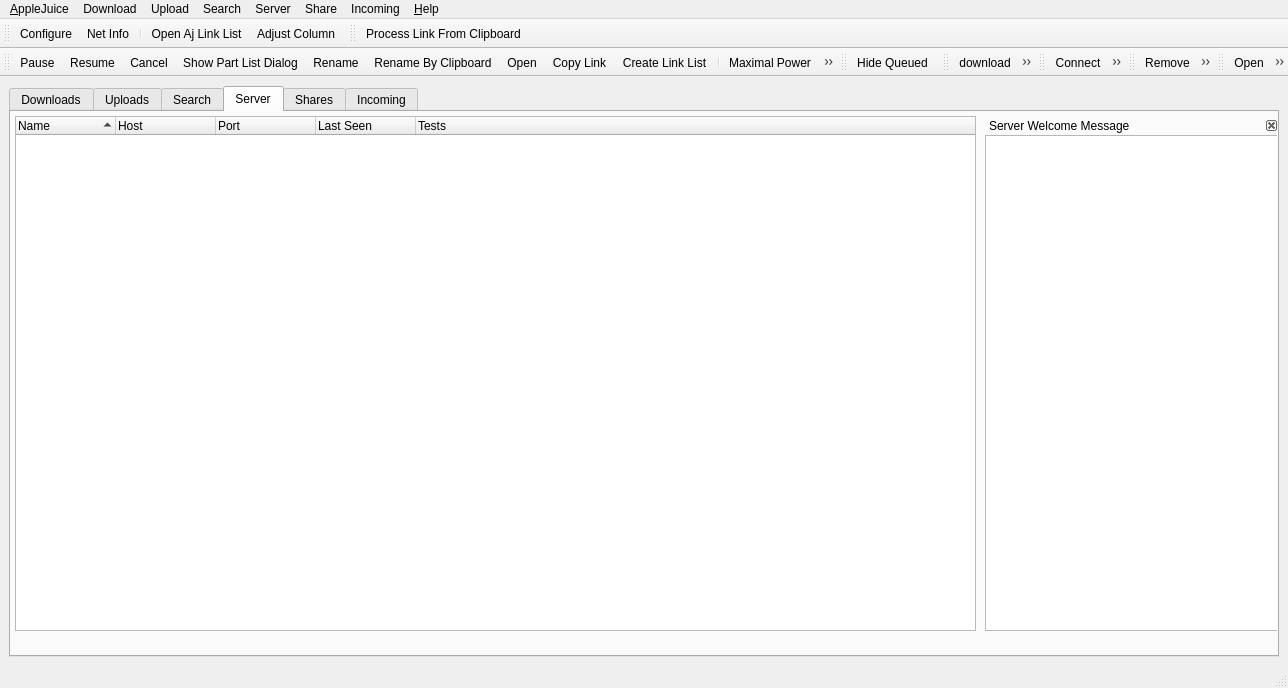
First picture: the form in juicer/src/mainwindowbase.ui, repository applejuicenetz/gui-juicer, before the edit.
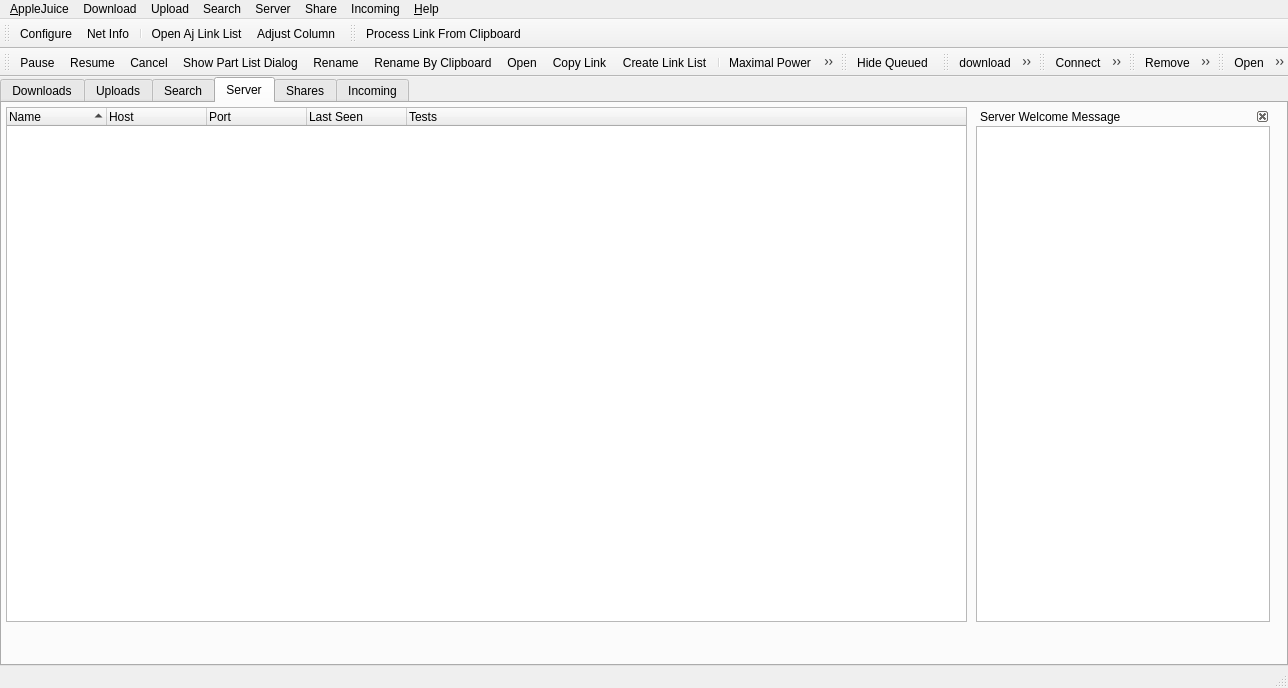
Second picture: the form after the edit. The open tabs and pages were chosen to show the change. Icons and pictures are not drawn. Custom widgets are drawn as their Qt base class.

Commit message: even less margin

The edit to the form file:
```diff
--- a/juicer/src/mainwindowbase.ui
+++ b/juicer/src/mainwindowbase.ui
@@ -18,6 +18,9 @@
   </property>
   <widget class="QWidget" name="centralwidget" >
    <layout class="QVBoxLayout" name="verticalLayout" >
+    <property name="margin" >
+     <number>0</number>
+    </property>
     <item>
      <widget class="QTabWidget" name="ajTab" >
       <property name="currentIndex" >
@@ -356,7 +359,7 @@
         <property name="minimumSize" >
          <size>
           <width>66</width>
-          <height>89</height>
+          <height>85</height>
          </size>
         </property>
         <property name="features" >
```
